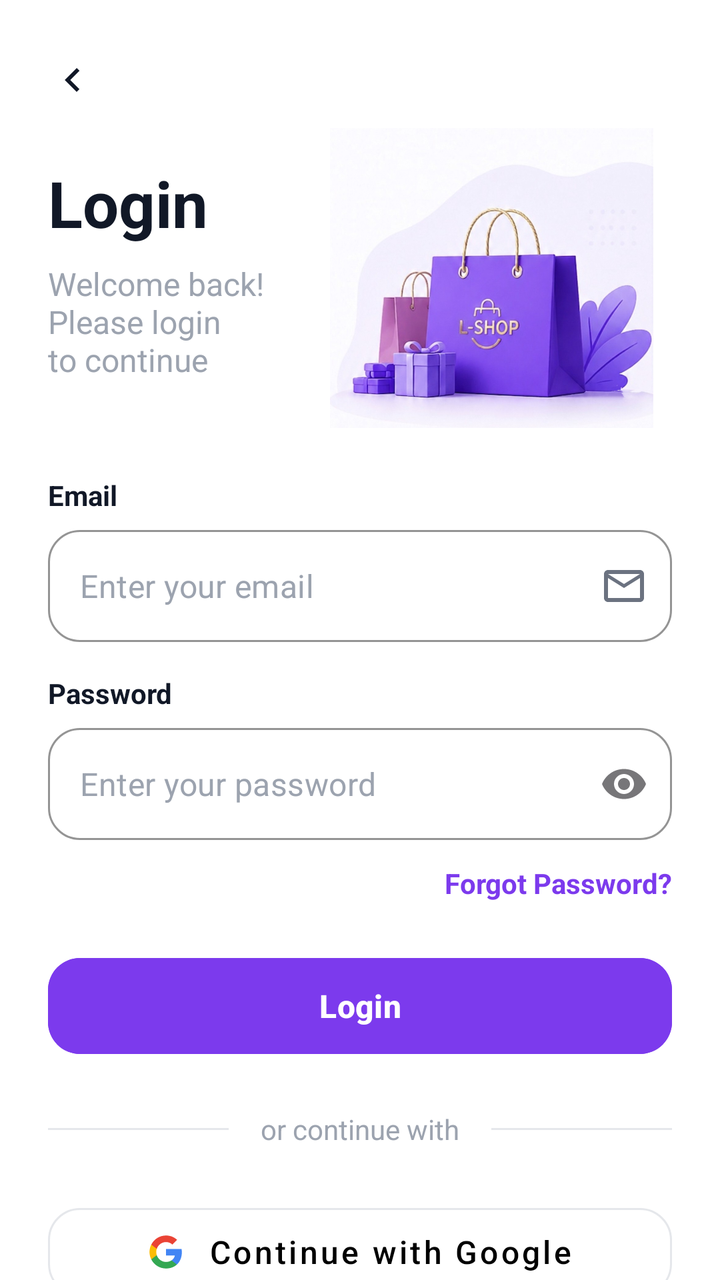
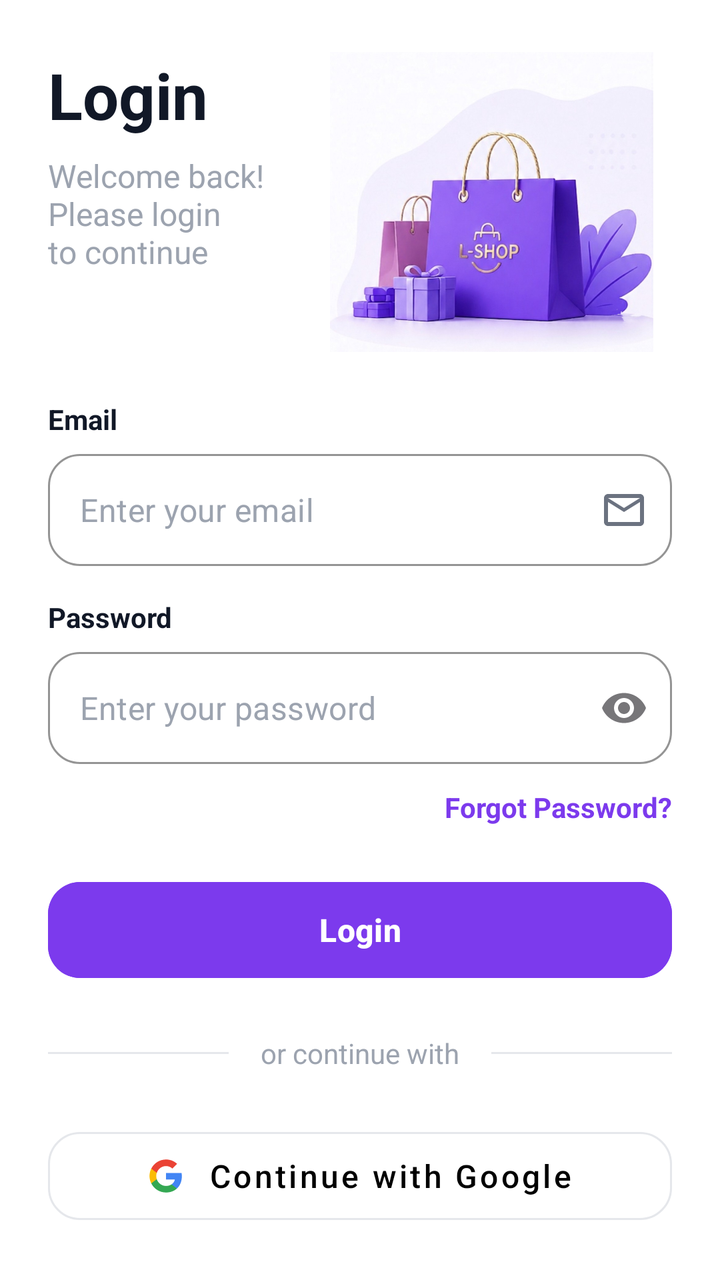

An Android layout rendered at two revisions. The XML below is the earlier revision; the diff shows what the commit changed to produce the second picture.
<!-- AndroidManifest.xml: application theme Theme.LightShop -->
<!-- res/layout/activity_auth.xml -->
<?xml version="1.0" encoding="utf-8"?>
<androidx.core.widget.NestedScrollView xmlns:android="http://schemas.android.com/apk/res/android"
    xmlns:app="http://schemas.android.com/apk/res-auto"
    xmlns:tools="http://schemas.android.com/tools"
    android:layout_width="match_parent"
    android:layout_height="match_parent"
    android:background="@color/white"
    android:fillViewport="true">

    <LinearLayout
        android:layout_width="match_parent"
        android:layout_height="wrap_content"
        android:orientation="vertical"
        android:paddingHorizontal="24dp"
        android:paddingVertical="16dp">

        
        <RelativeLayout
            android:layout_width="match_parent"
            android:layout_height="wrap_content">

            <ImageButton
                android:id="@+id/btn_back"
                android:layout_width="48dp"
                android:layout_height="48dp"
                android:layout_marginStart="-12dp"
                android:background="?attr/selectableItemBackgroundBorderless"
                android:contentDescription="Back"
                android:src="@drawable/ic_back_chevron"
                app:tint="@color/text_primary" />

            <LinearLayout
                android:layout_width="wrap_content"
                android:layout_height="wrap_content"
                android:layout_below="@id/btn_back"
                android:layout_marginTop="16dp"
                android:layout_toStartOf="@id/iv_illustration"
                android:layout_alignParentStart="true"
                android:orientation="vertical">

                <TextView
                    android:id="@+id/tv_title"
                    android:layout_width="wrap_content"
                    android:layout_height="wrap_content"
                    android:text="Login"
                    android:textColor="@color/text_primary"
                    android:textSize="32sp"
                    android:textStyle="bold" />

                <TextView
                    android:id="@+id/tv_subtitle"
                    android:layout_width="wrap_content"
                    android:layout_height="wrap_content"
                    android:layout_marginTop="8dp"
                    android:text="Welcome back! Please login\nto continue"
                    android:textColor="@color/text_hint"
                    android:textSize="16sp" />
            </LinearLayout>

            <ImageView
                android:id="@+id/iv_illustration"
                android:layout_width="180dp"
                android:layout_height="150dp"
                android:layout_below="@id/btn_back"
                android:layout_alignParentEnd="true"
                android:layout_marginTop="0dp"
                android:alpha="1.0"
                android:scaleType="centerInside"
                android:src="@drawable/img_20260803_154731" />
        </RelativeLayout>

        
        <FrameLayout
            android:layout_width="match_parent"
            android:layout_height="wrap_content"
            android:layout_marginTop="24dp">

            
            <LinearLayout
                android:id="@+id/loginContainer"
                android:layout_width="match_parent"
                android:layout_height="wrap_content"
                android:orientation="vertical"
                android:visibility="visible">

                <TextView
                    android:layout_width="wrap_content"
                    android:layout_height="wrap_content"
                    android:text="Email"
                    android:textColor="@color/text_primary"
                    android:textSize="14sp"
                    android:textStyle="bold"
                    android:layout_marginBottom="8dp"/>

                <com.google.android.material.textfield.TextInputLayout
                    style="@style/Widget.MaterialComponents.TextInputLayout.OutlinedBox"
                    android:layout_width="match_parent"
                    android:layout_height="wrap_content"
                    app:boxCornerRadiusBottomEnd="16dp"
                    app:boxCornerRadiusBottomStart="16dp"
                    app:boxCornerRadiusTopEnd="16dp"
                    app:boxCornerRadiusTopStart="16dp"
                    app:boxStrokeColor="@color/primary"
                    app:endIconMode="custom"
                    app:endIconDrawable="@drawable/ic_email_24"
                    app:endIconTint="@color/icon_color"
                    app:hintEnabled="false">

                    <com.google.android.material.textfield.TextInputEditText
                        android:id="@+id/et_login_email"
                        android:layout_width="match_parent"
                        android:layout_height="56dp"
                        android:hint="Enter your email"
                        android:inputType="textEmailAddress"
                        android:padding="16dp"
                        android:textColor="@color/text_primary"
                        android:textColorHint="@color/text_hint"
                        android:textSize="16sp"/>
                </com.google.android.material.textfield.TextInputLayout>

                <TextView
                    android:layout_width="wrap_content"
                    android:layout_height="wrap_content"
                    android:text="Password"
                    android:textColor="@color/text_primary"
                    android:textSize="14sp"
                    android:textStyle="bold"
                    android:layout_marginTop="16dp"
                    android:layout_marginBottom="8dp"/>

                <com.google.android.material.textfield.TextInputLayout
                    style="@style/Widget.MaterialComponents.TextInputLayout.OutlinedBox"
                    android:layout_width="match_parent"
                    android:layout_height="wrap_content"
                    app:boxCornerRadiusBottomEnd="16dp"
                    app:boxCornerRadiusBottomStart="16dp"
                    app:boxCornerRadiusTopEnd="16dp"
                    app:boxCornerRadiusTopStart="16dp"
                    app:boxStrokeColor="@color/primary"
                    app:endIconMode="password_toggle"
                    app:passwordToggleTint="@color/icon_color"
                    app:passwordToggleDrawable="@drawable/ic_visibility_24"
                    app:hintEnabled="false">

                    <com.google.android.material.textfield.TextInputEditText
                        android:id="@+id/et_login_password"
                        android:layout_width="match_parent"
                        android:layout_height="56dp"
                        android:hint="Enter your password"
                        android:inputType="textPassword"
                        android:padding="16dp"
                        android:textColor="@color/text_primary"
                        android:textColorHint="@color/text_hint"
                        android:textSize="16sp"/>
                </com.google.android.material.textfield.TextInputLayout>

                <TextView
                    android:id="@+id/tv_forgot_password"
                    android:layout_width="wrap_content"
                    android:layout_height="wrap_content"
                    android:layout_gravity="end"
                    android:layout_marginTop="12dp"
                    android:text="Forgot Password?"
                    android:textColor="@color/primary"
                    android:textStyle="bold" />

                <com.google.android.material.button.MaterialButton
                    android:id="@+id/btn_login"
                    android:layout_width="match_parent"
                    android:layout_height="56dp"
                    android:layout_marginTop="24dp"
                    android:backgroundTint="@color/primary"
                    android:text="Login"
                    android:textColor="@color/white"
                    android:textAllCaps="false"
                    android:textSize="16sp"
                    android:textStyle="bold"
                    app:cornerRadius="16dp" />

                <include layout="@layout/layout_divider_google" />

                <TextView
                    android:id="@+id/tv_footer_login"
                    android:layout_width="wrap_content"
                    android:layout_height="wrap_content"
                    android:layout_gravity="center"
                    android:layout_marginTop="24dp"
                    android:text="Don't have an account? Register"
                    android:textColor="@color/text_hint"
                    android:textSize="14sp" />
            </LinearLayout>

            
            <LinearLayout
                android:id="@+id/registerContainer"
                android:layout_width="match_parent"
                android:layout_height="wrap_content"
                android:orientation="vertical"
                android:visibility="gone">

                <TextView
                    android:layout_width="wrap_content"
                    android:layout_height="wrap_content"
                    android:text="Full Name"
                    android:textColor="@color/text_primary"
                    android:textSize="14sp"
                    android:textStyle="bold"
                    android:layout_marginBottom="8dp"/>

                <com.google.android.material.textfield.TextInputLayout
                    style="@style/Widget.MaterialComponents.TextInputLayout.OutlinedBox"
                    android:layout_width="match_parent"
                    android:layout_height="wrap_content"
                    app:boxCornerRadiusBottomEnd="16dp"
                    app:boxCornerRadiusBottomStart="16dp"
                    app:boxCornerRadiusTopEnd="16dp"
                    app:boxCornerRadiusTopStart="16dp"
                    app:boxStrokeColor="@color/primary"
                    app:endIconMode="custom"
                    app:endIconDrawable="@drawable/ic_person_24"
                    app:endIconTint="@color/icon_color"
                    app:hintEnabled="false">

                    <com.google.android.material.textfield.TextInputEditText
                        android:id="@+id/et_reg_name"
                        android:layout_width="match_parent"
                        android:layout_height="56dp"
                        android:hint="Enter your full name"
                        android:inputType="textPersonName"
                        android:padding="16dp"
                        android:textColor="@color/text_primary"
                        android:textColorHint="@color/text_hint"
                        android:textSize="16sp"/>
                </com.google.android.material.textfield.TextInputLayout>

                <TextView
                    android:layout_width="wrap_content"
                    android:layout_height="wrap_content"
                    android:text="Email"
                    android:textColor="@color/text_primary"
                    android:textSize="14sp"
                    android:textStyle="bold"
                    android:layout_marginTop="16dp"
                    android:layout_marginBottom="8dp"/>

                <com.google.android.material.textfield.TextInputLayout
                    style="@style/Widget.MaterialComponents.TextInputLayout.OutlinedBox"
                    android:layout_width="match_parent"
                    android:layout_height="wrap_content"
                    app:boxCornerRadiusBottomEnd="16dp"
                    app:boxCornerRadiusBottomStart="16dp"
                    app:boxCornerRadiusTopEnd="16dp"
                    app:boxCornerRadiusTopStart="16dp"
                    app:boxStrokeColor="@color/primary"
                    app:endIconMode="custom"
                    app:endIconDrawable="@drawable/ic_email_24"
                    app:endIconTint="@color/icon_color"
                    app:hintEnabled="false">

                    <com.google.android.material.textfield.TextInputEditText
                        android:id="@+id/et_reg_email"
                        android:layout_width="match_parent"
                        android:layout_height="56dp"
                        android:hint="Enter your email"
                        android:inputType="textEmailAddress"
                        android:padding="16dp"
                        android:textColor="@color/text_primary"
                        android:textColorHint="@color/text_hint"
                        android:textSize="16sp"/>
                </com.google.android.material.textfield.TextInputLayout>

                <TextView
                    android:layout_width="wrap_content"
                    android:layout_height="wrap_content"
                    android:text="Password"
                    android:textColor="@color/text_primary"
                    android:textSize="14sp"
                    android:textStyle="bold"
                    android:layout_marginTop="16dp"
                    android:layout_marginBottom="8dp"/>

                <com.google.android.material.textfield.TextInputLayout
                    style="@style/Widget.MaterialComponents.TextInputLayout.OutlinedBox"
                    android:layout_width="match_parent"
                    android:layout_height="wrap_content"
                    app:boxCornerRadiusBottomEnd="16dp"
                    app:boxCornerRadiusBottomStart="16dp"
                    app:boxCornerRadiusTopEnd="16dp"
                    app:boxCornerRadiusTopStart="16dp"
                    app:boxStrokeColor="@color/primary"
                    app:endIconMode="password_toggle"
                    app:passwordToggleTint="@color/icon_color"
                    app:passwordToggleDrawable="@drawable/ic_visibility_24"
                    app:hintEnabled="false">

                    <com.google.android.material.textfield.TextInputEditText
                        android:id="@+id/et_reg_password"
                        android:layout_width="match_parent"
                        android:layout_height="56dp"
                        android:hint="Create a password"
                        android:inputType="textPassword"
                        android:padding="16dp"
                        android:textColor="@color/text_primary"
                        android:textColorHint="@color/text_hint"
                        android:textSize="16sp"/>
                </com.google.android.material.textfield.TextInputLayout>

                <TextView
                    android:layout_width="wrap_content"
                    android:layout_height="wrap_content"
                    android:text="Confirm Password"
                    android:textColor="@color/text_primary"
                    android:textSize="14sp"
                    android:textStyle="bold"
                    android:layout_marginTop="16dp"
                    android:layout_marginBottom="8dp"/>

                <com.google.android.material.textfield.TextInputLayout
                    style="@style/Widget.MaterialComponents.TextInputLayout.OutlinedBox"
                    android:layout_width="match_parent"
                    android:layout_height="wrap_content"
                    app:boxCornerRadiusBottomEnd="16dp"
                    app:boxCornerRadiusBottomStart="16dp"
                    app:boxCornerRadiusTopEnd="16dp"
                    app:boxCornerRadiusTopStart="16dp"
                    app:boxStrokeColor="@color/primary"
                    app:endIconMode="password_toggle"
                    app:passwordToggleTint="@color/icon_color"
                    app:passwordToggleDrawable="@drawable/ic_visibility_24"
                    app:hintEnabled="false">

                    <com.google.android.material.textfield.TextInputEditText
                        android:id="@+id/et_reg_confirm"
                        android:layout_width="match_parent"
                        android:layout_height="56dp"
                        android:hint="Confirm your password"
                        android:inputType="textPassword"
                        android:padding="16dp"
                        android:textColor="@color/text_primary"
                        android:textColorHint="@color/text_hint"
                        android:textSize="16sp"/>
                </com.google.android.material.textfield.TextInputLayout>

                <CheckBox
                    android:id="@+id/cb_terms"
                    android:layout_width="wrap_content"
                    android:layout_height="wrap_content"
                    android:layout_marginTop="16dp"
                    android:text="I agree to the Terms &amp; Conditions and Privacy Policy"
                    android:textColor="@color/text_hint"
                    android:buttonTint="@color/primary"
                    android:textSize="14sp" />

                <com.google.android.material.button.MaterialButton
                    android:id="@+id/btn_register"
                    android:layout_width="match_parent"
                    android:layout_height="56dp"
                    android:layout_marginTop="24dp"
                    android:backgroundTint="@color/primary"
                    android:text="Register"
                    android:textColor="@color/white"
                    android:textAllCaps="false"
                    android:textSize="16sp"
                    android:textStyle="bold"
                    app:cornerRadius="16dp" />

                <include layout="@layout/layout_divider_google" />

                <TextView
                    android:id="@+id/tv_footer_register"
                    android:layout_width="wrap_content"
                    android:layout_height="wrap_content"
                    android:layout_gravity="center"
                    android:layout_marginTop="24dp"
                    android:text="Already have an account? Login"
                    android:textColor="@color/text_hint"
                    android:textSize="14sp" />
            </LinearLayout>
        </FrameLayout>
    </LinearLayout>
</androidx.core.widget.NestedScrollView>
<!-- res/layout/layout_divider_google.xml (included above) -->
<?xml version="1.0" encoding="utf-8"?>
<LinearLayout xmlns:android="http://schemas.android.com/apk/res/android"
    xmlns:app="http://schemas.android.com/apk/res-auto"
    android:layout_width="match_parent"
    android:layout_height="wrap_content"
    android:orientation="vertical">

    <LinearLayout
        android:layout_width="match_parent"
        android:layout_height="wrap_content"
        android:layout_marginTop="24dp"
        android:gravity="center"
        android:orientation="horizontal">

        <View
            android:layout_width="0dp"
            android:layout_height="1dp"
            android:layout_weight="1"
            android:background="@color/stroke_color" />

        <TextView
            android:layout_width="wrap_content"
            android:layout_height="wrap_content"
            android:layout_marginHorizontal="16dp"
            android:text="or continue with"
            android:textColor="@color/text_hint"
            android:textSize="14sp" />

        <View
            android:layout_width="0dp"
            android:layout_height="1dp"
            android:layout_weight="1"
            android:background="@color/stroke_color" />
    </LinearLayout>

    <com.google.android.material.button.MaterialButton
        android:id="@+id/btn_google"
        style="@style/Widget.MaterialComponents.Button.OutlinedButton"
        android:layout_width="match_parent"
        android:layout_height="56dp"
        android:layout_marginTop="24dp"
        android:backgroundTint="@color/white"
        android:text="Continue with Google"
        android:textAllCaps="false"
        android:textColor="@color/black"
        android:textSize="16sp"
        app:cornerRadius="16dp"
        app:icon="@drawable/ic_google"
        app:iconGravity="textStart"
        app:iconPadding="12dp"
        app:iconTint="@null"
        app:strokeColor="@color/stroke_color"
        app:strokeWidth="1dp" />

</LinearLayout>
<!-- resources referenced by this layout -->
<resources>
  <color name="black">#FF000000</color>
  <color name="icon_color">#6B7280</color>
  <color name="primary">#7C3AED</color>
  <color name="stroke_color">#E5E7EB</color>
  <color name="text_hint">#9CA3AF</color>
  <color name="text_primary">#111827</color>
  <color name="white">#FFFFFFFF</color>
  <!-- drawable ic_back_chevron (drawable) -->
  <vector xmlns:android="http://schemas.android.com/apk/res/android"
      android:width="24dp"
      android:height="24dp"
      android:viewportWidth="24"
      android:viewportHeight="24">
      <path
          android:fillColor="@color/black"
          android:pathData="M15.41,7.41L14,6l-6,6l6,6l1.41,-1.41L10.83,12L15.41,7.41z"/>
  </vector>
  <!-- drawable ic_email_24 (drawable) -->
  <vector xmlns:android="http://schemas.android.com/apk/res/android"
      android:width="24dp"
      android:height="24dp"
      android:viewportWidth="24"
      android:viewportHeight="24"
      android:tint="@color/icon_color">
      <path
          android:fillColor="@android:color/white"
          android:pathData="M20,4L4,4c-1.1,0 -2,0.9 -2,2v12c0,1.1 0.9,2 2,2h16c1.1,0 2,-0.9 2,-2L22,6c0,-1.1 -0.9,-2 -2,-2zM20,18L4,18L4,8l8,5 8,-5v10zM12,11L4,6h16l-8,5z"/>
  </vector>
  <!-- drawable ic_google (drawable) -->
  <vector xmlns:android="http://schemas.android.com/apk/res/android"
      xmlns:aapt="http://schemas.android.com/aapt"
      android:width="24dp"
      android:height="24dp"
      android:viewportWidth="24"
      android:viewportHeight="24">
      <path
          android:pathData="M22.56,12.25c0,-0.79 -0.07,-1.54 -0.19,-2.27H12v4.3h5.92c-0.26,1.37 -1.04,2.53 -2.21,3.31v2.77h3.57c2.08,-1.92 3.28,-4.74 3.28,-8.11z"
          android:fillColor="#4285F4"/>
      <path
          android:pathData="M12,23c2.97,0 5.46,-0.98 7.28,-2.66l-3.57,-2.77c-0.99,0.66 -2.26,1.06 -3.71,1.06 -2.86,0 -5.29,-1.93 -6.16,-4.53H2.18v2.84C3.99,20.53 7.7,23 12,23z"
          android:fillColor="#34A853"/>
      <path
          android:pathData="M5.84,14.09c-0.22,-0.66 -0.35,-1.36 -0.35,-2.09s0.13,-1.43 0.35,-2.09V7.07H2.18C1.43,8.55 1,10.22 1,12s0.43,3.45 1.18,4.93l3.66,-2.84z"
          android:fillColor="#FBBC05"/>
      <path
          android:pathData="M12,5.38c1.62,0 3.06,0.56 4.21,1.64l3.15,-3.15C17.45,2.09 14.97,1 12,1 7.7,1 3.99,3.47 2.18,7.07l3.66,2.84c0.87,-2.6 3.3,-4.53 6.16,-4.53z"
          android:fillColor="#EA4335"/>
  </vector>
  <!-- drawable ic_person_24 (drawable) -->
  <vector xmlns:android="http://schemas.android.com/apk/res/android"
      android:width="24dp"
      android:height="24dp"
      android:viewportWidth="24"
      android:viewportHeight="24"
      android:tint="@color/icon_color">
      <path
          android:fillColor="@android:color/white"
          android:pathData="M12,12c2.21,0 4,-1.79 4,-4s-1.79,-4 -4,-4 -4,1.79 -4,4 1.79,4 4,4zM12,14c-2.67,0 -8,1.34 -8,4v2h16v-2c0,-2.66 -5.33,-4 -8,-4z"/>
  </vector>
  <!-- drawable ic_visibility_24 (drawable) -->
  <vector xmlns:android="http://schemas.android.com/apk/res/android"
      android:width="24dp"
      android:height="24dp"
      android:viewportWidth="24"
      android:viewportHeight="24"
      android:tint="@color/icon_color">
      <path
          android:fillColor="@android:color/white"
          android:pathData="M12,4.5C7,4.5 2.73,7.61 1,12c1.73,4.39 6,7.5 11,7.5s9.27,-3.11 11,-7.5c-1.73,-4.39 -6,-7.5 -11,-7.5zM12,17c-2.76,0 -5,-2.24 -5,-5s2.24,-5 5,-5 5,2.24 5,5 -2.24,5 -5,5zM12,9c-1.66,0 -3,1.34 -3,3s1.34,3 3,3 3,-1.34 3,-3 -1.34,-3 -3,-3z"/>
  </vector>
  <!-- drawable img_20260803_154731: png bitmap (drawable, 684097 bytes) -->
  <style name="Theme.LightShop" parent="Base.Theme.LightShop" />
  <style name="Base.Theme.LightShop" parent="Theme.Material3.DayNight.NoActionBar">
          
          <item name="android:statusBarColor">@android:color/transparent</item>
          <item name="android:windowLightStatusBar">true</item>
      </style>
</resources>

<!-- the commit's change to res/layout/activity_auth.xml (unified diff, before → after) -->
@@ -12,28 +12,17 @@
         android:layout_height="wrap_content"
         android:orientation="vertical"
         android:paddingHorizontal="24dp"
-        android:paddingVertical="16dp">
+        android:paddingVertical="26dp">
 
         
         <RelativeLayout
             android:layout_width="match_parent"
             android:layout_height="wrap_content">
 
-            <ImageButton
-                android:id="@+id/btn_back"
-                android:layout_width="48dp"
-                android:layout_height="48dp"
-                android:layout_marginStart="-12dp"
-                android:background="?attr/selectableItemBackgroundBorderless"
-                android:contentDescription="Back"
-                android:src="@drawable/ic_back_chevron"
-                app:tint="@color/text_primary" />
-
             <LinearLayout
                 android:layout_width="wrap_content"
                 android:layout_height="wrap_content"
-                android:layout_below="@id/btn_back"
-                android:layout_marginTop="16dp"
+                android:layout_marginTop="0dp"
                 android:layout_toStartOf="@id/iv_illustration"
                 android:layout_alignParentStart="true"
                 android:orientation="vertical">
@@ -61,7 +50,7 @@
                 android:id="@+id/iv_illustration"
                 android:layout_width="180dp"
                 android:layout_height="150dp"
-                android:layout_below="@id/btn_back"
+                android:layout_alignParentTop="true"
                 android:layout_alignParentEnd="true"
                 android:layout_marginTop="0dp"
                 android:alpha="1.0"
<!-- resource entries referenced after the edit -->
@@ -7,16 +7,6 @@
   <color name="text_hint">#9CA3AF</color>
   <color name="text_primary">#111827</color>
   <color name="white">#FFFFFFFF</color>
-  <!-- drawable ic_back_chevron (drawable) -->
-  <vector xmlns:android="http://schemas.android.com/apk/res/android"
-      android:width="24dp"
-      android:height="24dp"
-      android:viewportWidth="24"
-      android:viewportHeight="24">
-      <path
-          android:fillColor="@color/black"
-          android:pathData="M15.41,7.41L14,6l-6,6l6,6l1.41,-1.41L10.83,12L15.41,7.41z"/>
-  </vector>
   <!-- drawable ic_email_24 (drawable) -->
   <vector xmlns:android="http://schemas.android.com/apk/res/android"
       android:width="24dp"
